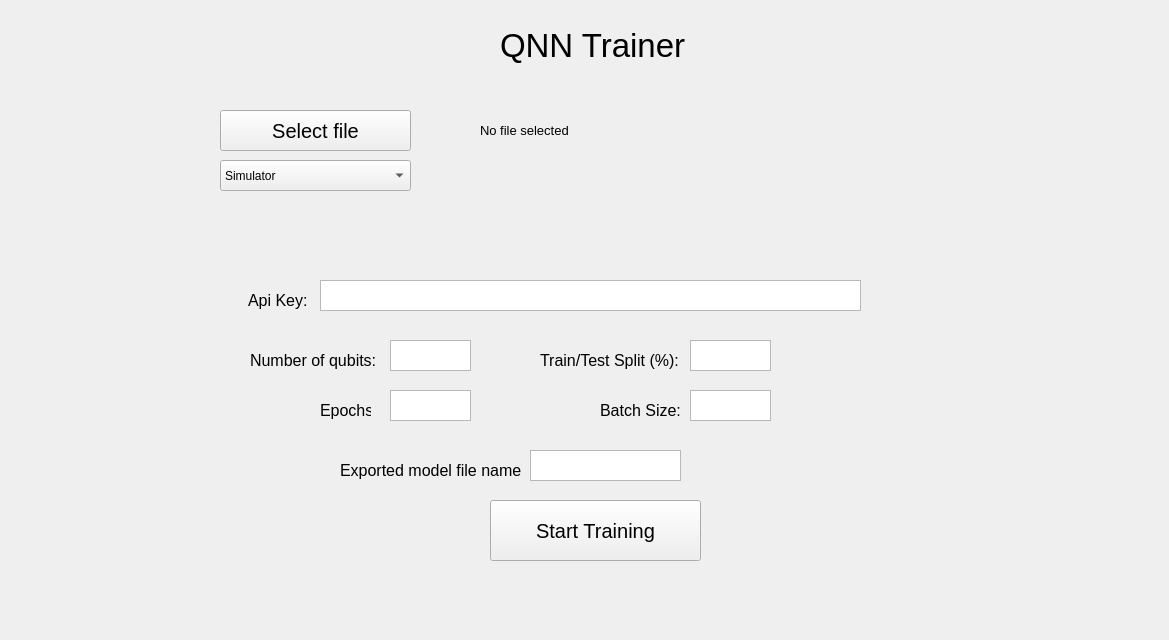
Before: the Qt Designer form maingui/form.ui in meen2161/QNN-Trainer, drawn with Qt 5.
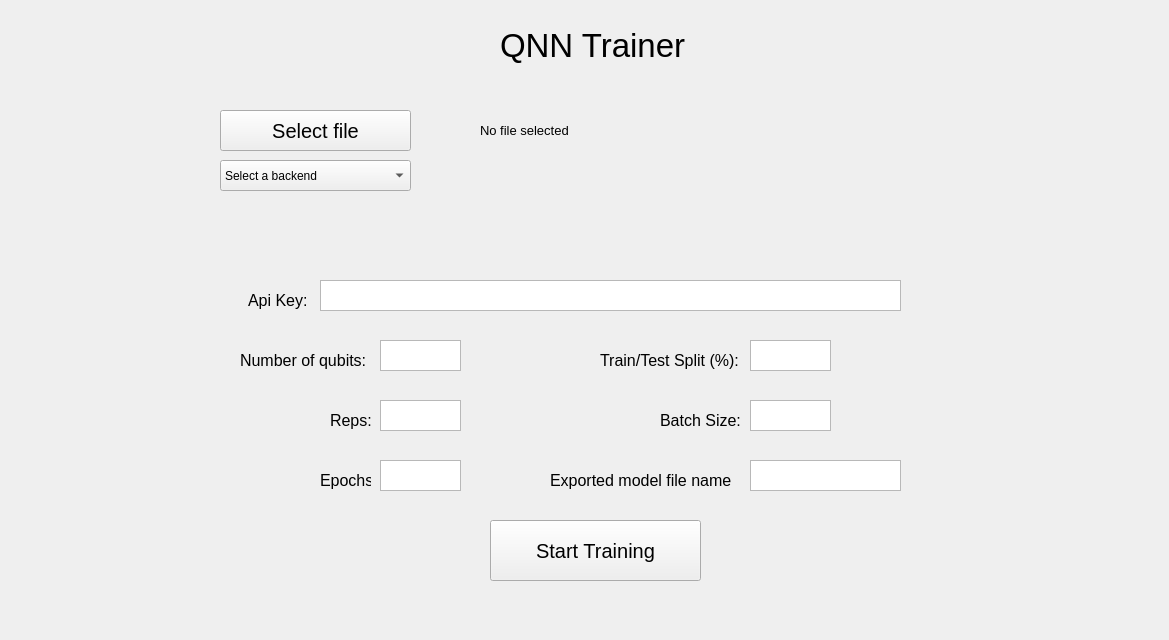
After: the same form once the commit is applied.

```diff
--- a/maingui/form.ui
+++ b/maingui/form.ui
@@ -71,7 +71,7 @@
    <property name="geometry">
     <rect>
      <x>490</x>
-     <y>500</y>
+     <y>520</y>
      <width>211</width>
      <height>61</height>
     </rect>
@@ -96,7 +96,12 @@
    </property>
    <item>
     <property name="text">
-     <string>Simulator</string>
+     <string>Select a backend</string>
+    </property>
+   </item>
+   <item>
+    <property name="text">
+     <string>default.qubit</string>
     </property>
    </item>
    <item>
@@ -138,7 +143,7 @@
     <rect>
      <x>320</x>
      <y>280</y>
-     <width>541</width>
+     <width>581</width>
      <height>31</height>
     </rect>
    </property>
@@ -147,7 +152,7 @@
    <property name="geometry">
     <rect>
      <x>320</x>
-     <y>400</y>
+     <y>470</y>
      <width>51</width>
      <height>20</height>
     </rect>
@@ -164,7 +169,7 @@
   <widget class="QLabel" name="label_5">
    <property name="geometry">
     <rect>
-     <x>540</x>
+     <x>600</x>
      <y>350</y>
      <width>141</width>
      <height>20</height>
@@ -182,8 +187,8 @@
   <widget class="QLabel" name="label_6">
    <property name="geometry">
     <rect>
-     <x>600</x>
-     <y>400</y>
+     <x>660</x>
+     <y>410</y>
      <width>81</width>
      <height>20</height>
     </rect>
@@ -200,8 +205,8 @@
   <widget class="QTextEdit" name="textEdit_2">
    <property name="geometry">
     <rect>
-     <x>390</x>
-     <y>390</y>
+     <x>380</x>
+     <y>460</y>
      <width>81</width>
      <height>31</height>
     </rect>
@@ -210,7 +215,7 @@
   <widget class="QTextEdit" name="textEdit_3">
    <property name="geometry">
     <rect>
-     <x>690</x>
+     <x>750</x>
      <y>340</y>
      <width>81</width>
      <height>31</height>
@@ -220,8 +225,8 @@
   <widget class="QTextEdit" name="textEdit_4">
    <property name="geometry">
     <rect>
-     <x>690</x>
-     <y>390</y>
+     <x>750</x>
+     <y>400</y>
      <width>81</width>
      <height>31</height>
     </rect>
@@ -230,8 +235,8 @@
   <widget class="QLabel" name="label_7">
    <property name="geometry">
     <rect>
-     <x>340</x>
-     <y>460</y>
+     <x>550</x>
+     <y>470</y>
      <width>181</width>
      <height>20</height>
     </rect>
@@ -248,8 +253,8 @@
   <widget class="QTextEdit" name="textEdit_5">
    <property name="geometry">
     <rect>
-     <x>530</x>
-     <y>450</y>
+     <x>750</x>
+     <y>460</y>
      <width>151</width>
      <height>31</height>
     </rect>
@@ -258,7 +263,7 @@
   <widget class="QLabel" name="label_8">
    <property name="geometry">
     <rect>
-     <x>250</x>
+     <x>240</x>
      <y>350</y>
      <width>131</width>
      <height>20</height>
@@ -276,13 +281,54 @@
   <widget class="QTextEdit" name="textEdit_6">
    <property name="geometry">
     <rect>
-     <x>390</x>
+     <x>380</x>
      <y>340</y>
      <width>81</width>
      <height>31</height>
     </rect>
    </property>
   </widget>
+  <widget class="QTextEdit" name="RepsInput">
+   <property name="geometry">
+    <rect>
+     <x>380</x>
+     <y>400</y>
+     <width>81</width>
+     <height>31</height>
+    </rect>
+   </property>
+   <property name="layoutDirection">
+    <enum>Qt::LayoutDirection::RightToLeft</enum>
+   </property>
+   <property name="html">
+    <string>&lt;!DOCTYPE HTML PUBLIC &quot;-//W3C//DTD HTML 4.0//EN&quot; &quot;http://www.w3.org/TR/REC-html40/strict.dtd&quot;&gt;
+&lt;html&gt;&lt;head&gt;&lt;meta name=&quot;qrichtext&quot; content=&quot;1&quot; /&gt;&lt;meta charset=&quot;utf-8&quot; /&gt;&lt;style type=&quot;text/css&quot;&gt;
+p, li { white-space: pre-wrap; }
+hr { height: 1px; border-width: 0; }
+li.unchecked::marker { content: &quot;\2610&quot;; }
+li.checked::marker { content: &quot;\2612&quot;; }
+&lt;/style&gt;&lt;/head&gt;&lt;body style=&quot; font-family:'Segoe UI'; font-size:9pt; font-weight:400; font-style:normal;&quot;&gt;
+&lt;p style=&quot;-qt-paragraph-type:empty; margin-top:0px; margin-bottom:0px; margin-left:0px; margin-right:0px; -qt-block-indent:0; text-indent:0px;&quot;&gt;&lt;br /&gt;&lt;/p&gt;&lt;/body&gt;&lt;/html&gt;</string>
+   </property>
+  </widget>
+  <widget class="QLabel" name="label_9">
+   <property name="geometry">
+    <rect>
+     <x>330</x>
+     <y>410</y>
+     <width>41</width>
+     <height>20</height>
+    </rect>
+   </property>
+   <property name="font">
+    <font>
+     <pointsize>12</pointsize>
+    </font>
+   </property>
+   <property name="text">
+    <string>Reps:</string>
+   </property>
+  </widget>
  </widget>
  <resources/>
  <connections/>
```
Left out of the diff: 16 changed lines with no effect on the pictures.
